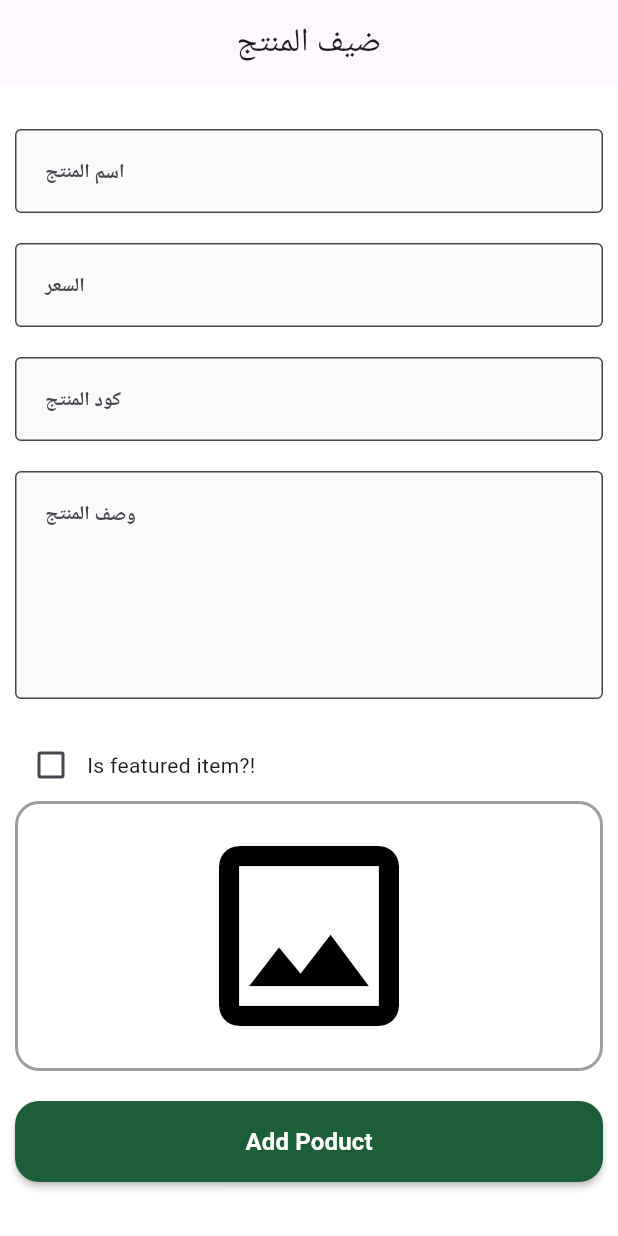
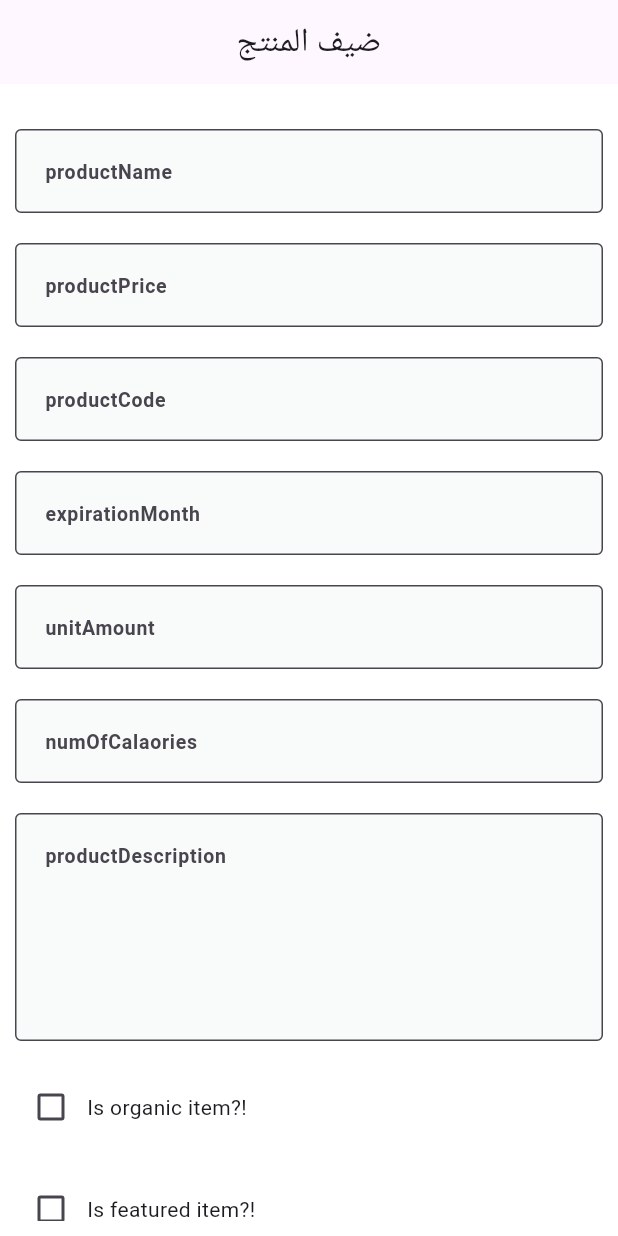
Before and after one commit to kerolesrozek/fruits-dashboard, a Flutter app: the AddProductView screen opened by its route, on a phone screen of 412 x 824 dp. Run offline on Flutter 3.47's test engine with Material 3 defaults, Android fonts, the phone set to English and light mode, and no system bars; drawn by our look-alikes of modal_progress_hud_nsn; our stand-ins replace bloc, cloud_firestore, dartz, firebase_core, flutter_bloc, get_it and 3 more; accounts and stored records are empty; Roboto replaces fonts that are missing (Cairo).

Commit message:
add product logic

```diff
--- /dev/null
+++ b/lib/core/failures.dart
@@ -0,0 +1,5 @@
+class Failures {
+  final String errorMessage;
+
+  Failures({required this.errorMessage});
+}
--- /dev/null
+++ b/lib/features/add_product/data/repos_imple/product_repos_imple.dart
@@ -0,0 +1,33 @@
+import 'dart:developer';
+
+import 'package:dartz/dartz.dart';
+import 'package:fruits_dashboard/core/failures.dart';
+import 'package:fruits_dashboard/features/add_product/data/data_sources/images_remote_data_source.dart';
+import 'package:fruits_dashboard/features/add_product/data/data_sources/products_remote_data_source.dart';
+import 'package:fruits_dashboard/features/add_product/domain/entities/add_product_entity.dart';
+import 'package:fruits_dashboard/features/add_product/domain/repos/products_repos.dart';
+
+class ProductReposImple extends ProductsRepos {
+  final ProductsRemoteDataSource productsRemoteDataSource;
+  final ImagesRemoteDataSource imagesRemoteDataSource;
+
+  ProductReposImple(this.imagesRemoteDataSource, {
+    required this.productsRemoteDataSource,
+  });
+  @override
+  Future<Either<Failures, void>> addProduct({
+    required AddProductEntity addProductEntity,
+  }) async {
+    try {
+
+      addProductEntity.imagePath = await imagesRemoteDataSource.uploadImageToCloudNairy(imageFile: addProductEntity.imageFile);
+
+      return right(
+        productsRemoteDataSource.addProduct(addProductEntity: addProductEntity),
+      );
+    } catch (e) {
+      log(' error in product reposimple is ${e.toString()}');
+      return left(Failures(errorMessage: e.toString()));
+    }
+  }
+}
--- /dev/null
+++ b/lib/features/add_product/domain/entities/add_product_entity.dart
@@ -0,0 +1,33 @@
+import 'dart:io';
+
+class AddProductEntity {
+  final String name;
+  final String description;
+  final String code;
+  final num price;
+  final bool isFeaturedItem;
+  String? imagePath;
+  final File imageFile;
+  final int expirationMonth;
+  final bool isOrganic;
+  final int unitAmount;
+  final int numOfCalaories;
+  final num averageRating;
+  final num ratingCount;
+
+  AddProductEntity(
+    this.imageFile, {
+    this.averageRating = 0,
+    this.ratingCount = 0,
+    required this.expirationMonth,
+    required this.isOrganic,
+    required this.unitAmount,
+    required this.numOfCalaories,
+    required this.name,
+    required this.description,
+    required this.code,
+    required this.price,
+    required this.isFeaturedItem,
+    this.imagePath,
+  });
+}
--- /dev/null
+++ b/lib/features/add_product/domain/repos/products_repos.dart
@@ -0,0 +1,7 @@
+import 'package:dartz/dartz.dart';
+import 'package:fruits_dashboard/core/failures.dart';
+import 'package:fruits_dashboard/features/add_product/domain/entities/add_product_entity.dart';
+
+abstract class ProductsRepos {
+  Future<Either<Failures,void>>addProduct({required AddProductEntity addProductEntity});
+}
--- /dev/null
+++ b/lib/features/add_product/domain/usecases/add_product_usecase.dart
@@ -0,0 +1,15 @@
+import 'package:dartz/dartz.dart';
+import 'package:fruits_dashboard/core/failures.dart';
+import 'package:fruits_dashboard/features/add_product/domain/entities/add_product_entity.dart';
+import 'package:fruits_dashboard/features/add_product/domain/repos/products_repos.dart';
+
+class AddProductUsecase {
+  final ProductsRepos productsRepos;
+
+  AddProductUsecase({required this.productsRepos});
+
+  Future<Either<Failures, void>> call({
+    required AddProductEntity addProductEntity,
+  }) async =>
+      await productsRepos.addProduct(addProductEntity: addProductEntity);
+}
--- /dev/null
+++ b/lib/features/add_product/presentation/cubits/cubit/add_product_state.dart
@@ -0,0 +1,16 @@
+part of 'add_product_cubit.dart';
+
+@immutable
+sealed class AddProductState {}
+
+final class AddProductInitial extends AddProductState {}
+
+final class AddProductLoading extends AddProductState {}
+
+final class AddProductFailure extends AddProductState {
+  final String errorMessage;
+
+  AddProductFailure({required this.errorMessage});
+}
+
+final class AddProductSuccess extends AddProductState {}
--- a/lib/features/add_product/presentation/views/add_product_view.dart
+++ b/lib/features/add_product/presentation/views/add_product_view.dart
@@ -1,4 +1,12 @@
 import 'package:flutter/material.dart';
+import 'package:flutter_bloc/flutter_bloc.dart';
+import 'package:fruits_dashboard/core/get_it_sevice.dart';
+import 'package:fruits_dashboard/features/add_product/data/data_sources/images_remote_data_source.dart';
+import 'package:fruits_dashboard/features/add_product/data/data_sources/products_remote_data_source.dart';
+import 'package:fruits_dashboard/features/add_product/data/repos_imple/image_repos_imple.dart';
+import 'package:fruits_dashboard/features/add_product/data/repos_imple/product_repos_imple.dart';
+import 'package:fruits_dashboard/features/add_product/domain/usecases/add_product_usecase.dart';
+import 'package:fruits_dashboard/features/add_product/presentation/cubits/cubit/add_product_cubit.dart';
 import 'package:fruits_dashboard/features/add_product/presentation/views/widgets/add_product_view_body.dart';
 
 class AddProductView extends StatelessWidget {
@@ -9,7 +17,17 @@ class AddProductView extends StatelessWidget {
     return Scaffold(
       backgroundColor: Colors.white,
       appBar: AppBar(title: Text('ضيف المنتج'), centerTitle: true),
-      body: SafeArea(child: AddProductViewBody()),
+      body: SafeArea(
+        child: BlocProvider(
+          create:
+              (context) => AddProductCubit(
+                AddProductUsecase(
+                  productsRepos: getIt.get<ProductReposImple>(),
+                ),
+              ),
+          child: AddProductViewBodyBuilder(),
+        ),
+      ),
     );
   }
 }
--- /dev/null
+++ b/lib/features/add_product/presentation/views/widgets/add_product_body.dart
@@ -0,0 +1,16 @@
+import 'package:flutter/material.dart';
+import 'package:fruits_dashboard/features/add_product/presentation/views/widgets/add_product_form.dart';
+
+class AddProductBody extends StatelessWidget {
+  const AddProductBody({
+    super.key,
+  });
+
+  @override
+  Widget build(BuildContext context) {
+    return Padding(
+      padding: const EdgeInsets.all(10.0),
+      child: SingleChildScrollView(child: AddProductForm()),
+    );
+  }
+}
--- /dev/null
+++ b/lib/features/add_product/presentation/views/widgets/add_product_form.dart
@@ -0,0 +1,192 @@
+import 'dart:io';
+import 'package:flutter/material.dart';
+import 'package:flutter_bloc/flutter_bloc.dart';
+import 'package:fruits_dashboard/features/add_product/domain/entities/add_product_entity.dart';
+import 'package:fruits_dashboard/features/add_product/presentation/cubits/cubit/add_product_cubit.dart';
+import 'package:fruits_dashboard/features/add_product/presentation/views/widgets/check_box_widgte.dart';
+import 'package:fruits_dashboard/features/add_product/presentation/views/widgets/custom_image_field.dart';
+import 'package:fruits_dashboard/features/add_product/presentation/views/widgets/custom_text_form_field.dart';
+import 'package:fruits_dashboard/features/add_product/presentation/views/widgets/is_organic_widget.dart';
+import 'package:fruits_dashboard/features/dash_board/presentation/views/widgets/custom_button.dart';
+
+class AddProductForm extends StatefulWidget {
+  const AddProductForm({super.key});
+
+  @override
+  State<AddProductForm> createState() => _AddProductFormState();
+}
+
+class _AddProductFormState extends State<AddProductForm> {
+  GlobalKey<FormState> formKey = GlobalKey<FormState>();
+  AutovalidateMode autovalidateMode = AutovalidateMode.disabled;
+  late String productName, productCode, productDescription;
+  TextEditingController productNameController = TextEditingController();
+  TextEditingController productPriceController = TextEditingController();
+  TextEditingController productCodeController = TextEditingController();
+  TextEditingController productDescriptionController = TextEditingController();
+  TextEditingController expirationMonthController = TextEditingController();
+  TextEditingController unitAmountController = TextEditingController();
+  TextEditingController numOfCalaoriesController = TextEditingController();
+
+  late num productPrice;
+  late bool isFeatured = false;
+  File? productImage;
+  late int expirationMonth, unitAmount, numOfCalaories;
+  bool isorganic = false;
+
+  @override
+  void dispose() {
+    productNameController.dispose();
+    productPriceController.dispose();
+    productCodeController.dispose();
+    productDescriptionController.dispose();
+    expirationMonthController.dispose();
+    unitAmountController.dispose();
+    numOfCalaoriesController.dispose();
+
+    super.dispose();
+  }
+
+  @override
+  Widget build(BuildContext context) {
+    return BlocListener<AddProductCubit, AddProductState>(
+      listener: (context, state) {
+        if (state is AddProductSuccess) {
+          productCodeController.clear();
+          productDescriptionController.clear();
+          productPriceController.clear();
+          productNameController.clear();
+          expirationMonthController.clear();
+          numOfCalaoriesController.clear();
+          unitAmountController.clear();
+        }
+      },
+      child: Form(
+        key: formKey,
+        child: Column(
+          children: [
+            SizedBox(height: 20),
+            CustomTextFormField(
+              controller: productNameController,
+              onSaved: (p0) {
+                productName = p0!;
+              },
+              hintText: 'productName',
+              inputType: TextInputType.name,
+            ),
+            SizedBox(height: 20),
+            CustomTextFormField(
+              controller: productPriceController,
+              onSaved: (p0) {
+                productPrice = num.parse(p0!);
+              },
+              hintText: 'productPrice',
+              inputType: TextInputType.number,
+            ),
+            SizedBox(height: 20),
+            CustomTextFormField(
+              controller: productCodeController,
+              onSaved: (p0) {
+                productCode = p0!.toLowerCase();
+              },
+              hintText: 'productCode',
+              inputType: TextInputType.text,
+            ),
+            SizedBox(height: 20),
+
+            CustomTextFormField(
+              hintText: 'expirationMonth',
+              inputType: TextInputType.number,
+              onSaved: (p0) {
+                expirationMonth = int.parse(p0!);
+              },
+            ),
+            SizedBox(height: 20),
+            CustomTextFormField(
+              inputType: TextInputType.number,
+              hintText: 'unitAmount',
+              onSaved: (p0) {
+                unitAmount = int.parse(p0!);
+              },
+            ),
+            SizedBox(height: 20),
+
+            CustomTextFormField(
+              inputType: TextInputType.number,
+              hintText: 'numOfCalaories',
+              onSaved: (p0) {
+                numOfCalaories = int.parse(p0!);
+              },
+            ),
+            SizedBox(height: 20),
+            CustomTextFormField(
+              controller: productDescriptionController,
+              onSaved: (p0) {
+                productDescription = p0!;
+              },
+              hintText: 'productDescription',
+              inputType: TextInputType.text,
+              maxLines: 5,
+            ),
+            SizedBox(height: 20),
+
+            IsOrganicWidget(
+              onChanged: (value) {
+                isorganic = value;
+              },
+            ),
+
+            SizedBox(height: 20),
+
+            CheckBoxWidget(
+              onChanged: (value) {
+                isFeatured = value;
+              },
+            ),
+            SizedBox(height: 20),
+            CustomImageField(
+              onFileChanged: (File? value) {
+                productImage = value;
+              },
+            ),
+            SizedBox(height: 20),
+            CustomButton(
+              title: 'Add Poduct',
+              onPressed: () {
+                if (productImage != null) {
+                  if (formKey.currentState!.validate()) {
+                    formKey.currentState!.save();
+                    BlocProvider.of<AddProductCubit>(context).addProduct(
+                      addProductEntity: AddProductEntity(
+                        productImage!,
+                        name: productName,
+                        description: productDescription,
+                        code: productCode,
+                        price: productPrice,
+                        isFeaturedItem: isFeatured,
+                        expirationMonth: expirationMonth,
+                        isOrganic: isorganic,
+                        unitAmount: unitAmount,
+                        numOfCalaories: numOfCalaories,
+                        // ratingCount: null,
+                        // averageRating: null,
+                      ),
+                    );
+                  } else {
+                    autovalidateMode = AutovalidateMode.always;
+                    setState(() {});
+                  }
+                } else {
+                  ScaffoldMessenger.of(context).showSnackBar(
+                    const SnackBar(content: Text('يرجى اختيار صورة المنتج')),
+                  );
+                }
+              },
+            ),
+            SizedBox(height: 20),
+          ],
+        ),
+      ),
+    );
+  }
+}
--- a/lib/features/add_product/presentation/views/widgets/add_product_view_body.dart
+++ b/lib/features/add_product/presentation/views/widgets/add_product_view_body.dart
@@ -1,105 +1,41 @@
-import 'dart:io';
 
 import 'package:flutter/material.dart';
-import 'package:fruits_dashboard/features/add_product/presentation/views/widgets/check_box_widgte.dart';
-import 'package:fruits_dashboard/features/add_product/presentation/views/widgets/custom_image_field.dart';
-import 'package:fruits_dashboard/features/add_product/presentation/views/widgets/custom_text_form_field.dart';
-import 'package:fruits_dashboard/features/dash_board/presentation/views/widgets/custom_button.dart';
+import 'package:flutter_bloc/flutter_bloc.dart';
+import 'package:fruits_dashboard/features/add_product/presentation/cubits/cubit/add_product_cubit.dart';
+import 'package:fruits_dashboard/features/add_product/presentation/views/widgets/add_product_body.dart';
 
-class AddProductViewBody extends StatefulWidget {
-  const AddProductViewBody({super.key});
+import 'package:modal_progress_hud_nsn/modal_progress_hud_nsn.dart';
+
+class AddProductViewBodyBuilder extends StatefulWidget {
+  const AddProductViewBodyBuilder({super.key});
 
   @override
-  State<AddProductViewBody> createState() => _AddProductViewBodyState();
+  State<AddProductViewBodyBuilder> createState() =>
+      _AddProductViewBodyBuilderState();
 }
 
-class _AddProductViewBodyState extends State<AddProductViewBody> {
-  GlobalKey<FormState> formKey = GlobalKey<FormState>();
-  AutovalidateMode autovalidateMode = AutovalidateMode.disabled;
-  late String productName, productCode, productDescription;
-  late num productPrice;
-  late bool isFeatured = false;
-  File? productImage;
+class _AddProductViewBodyBuilderState extends State<AddProductViewBodyBuilder> {
   @override
   Widget build(BuildContext context) {
-    return Padding(
-      padding: const EdgeInsets.all(10.0),
-      child: SingleChildScrollView(
-        child: Form(
-          key: formKey,
-          autovalidateMode: autovalidateMode,
-          child: Column(
-            children: [
-              SizedBox(height: 20),
-              CustomTextFormField(
-                onSaved: (p0) {
-                  productName = p0!;
-                },
-                hintText: 'اسم المنتج',
-                inputType: TextInputType.name,
-              ),
-              SizedBox(height: 20),
-              CustomTextFormField(
-                onSaved: (p0) {
-                  productPrice = num.parse(p0!);
-                },
-                hintText: 'السعر',
-                inputType: TextInputType.number,
-              ),
-              SizedBox(height: 20),
-              CustomTextFormField(
-                onSaved: (p0) {
-                  productCode = p0!.toLowerCase();
-                },
-                hintText: 'كود المنتج',
-                inputType: TextInputType.number,
-              ),
-              SizedBox(height: 20),
-              CustomTextFormField(
-                onSaved: (p0) {
-                  productDescription = p0!;
-                },
-                hintText: 'وصف المنتج',
-                inputType: TextInputType.text,
-                maxLines: 5,
-              ),
-              SizedBox(height: 20),
-
-              CheckBoxWidget(
-                onChanged: (value) {
-                  isFeatured = value;
-                },
-              ),
-
-              CustomImageField(
-                onFileChanged: (File? value) {
-                  productImage = value;
-                },
-              ),
-
-              SizedBox(height: 20),
-              CustomButton(
-                title: 'Add Poduct',
-                onPressed: () {
-                  if (productImage != null) {
-                    if (formKey.currentState!.validate()) {
-                      formKey.currentState!.save();
-                    } else {
-                      autovalidateMode = AutovalidateMode.always;
-                      setState(() {});
-                    }
-                  } else {
-                    ScaffoldMessenger.of(context).showSnackBar(
-                      const SnackBar(content: Text('يرجى اختيار صورة المنتج')),
-                    );
-                  }
-                },
-              ),
-              SizedBox(height: 20),
-            ],
-          ),
-        ),
-      ),
+    return BlocConsumer<AddProductCubit, AddProductState>(
+      listener: (BuildContext context, AddProductState state) {
+        if (state is AddProductSuccess) {
+          ScaffoldMessenger.of(
+            context,
+          ).showSnackBar(SnackBar(content: Text('تم اضافة المنتج بنجاح')));
+        }
+        if (state is AddProductFailure) {
+          ScaffoldMessenger.of(
+            context,
+          ).showSnackBar(SnackBar(content: Text(state.errorMessage)));
+        }
+      },
+      builder: (context, state) {
+        return ModalProgressHUD(
+          inAsyncCall: state is AddProductLoading ? true : false,
+          child: AddProductBody(),
+        );
+      },
     );
   }
 }
--- /dev/null
+++ b/lib/features/add_product/presentation/views/widgets/is_organic_widget.dart
@@ -0,0 +1,32 @@
+
+import 'package:flutter/material.dart';
+
+class IsOrganicWidget extends StatefulWidget {
+  const IsOrganicWidget({super.key, required this.onChanged});
+  final ValueChanged<bool> onChanged;
+
+  @override
+  State<IsOrganicWidget> createState() => _IsOrganicWidgetState();
+}
+
+class _IsOrganicWidgetState extends State<IsOrganicWidget> {
+  bool isChecked = false;
+
+  @override
+  Widget build(BuildContext context) {
+    return Row(
+      children: [
+        Checkbox.adaptive(
+          activeColor: Colors.green,
+          value: isChecked,
+          onChanged: (value) {
+            isChecked = value!;
+            widget.onChanged(value);
+            setState(() {});
+          },
+        ),
+        Text('Is organic item?!'),
+      ],
+    );
+  }
+}
--- a/lib/main.dart
+++ b/lib/main.dart
@@ -1,11 +1,17 @@
 import 'package:firebase_core/firebase_core.dart';
 import 'package:flutter/material.dart';
+import 'package:flutter_bloc/flutter_bloc.dart';
 import 'package:fruits_dashboard/core/app_routes.dart';
+import 'package:fruits_dashboard/core/custom_bloc_observer.dart';
+import 'package:fruits_dashboard/core/get_it_sevice.dart';
 import 'package:fruits_dashboard/firebase_options.dart';
 
 void main() async {
   WidgetsFlutterBinding.ensureInitialized();
   await Firebase.initializeApp(options: DefaultFirebaseOptions.currentPlatform);
+  setup();
+  Bloc.observer = CustomBlocObserver();
+
   runApp(const FruitsDashBoard());
 }
 
--- a/pubspec.yaml
+++ b/pubspec.yaml
@@ -28,13 +28,19 @@ environment:
 # the latest version available on pub.dev. To see which dependencies have newer
 # versions available, run `flutter pub outdated`.
 dependencies:
+  cloud_firestore: ^5.6.6
   cupertino_icons: ^1.0.8
+  dartz: ^0.10.1
   firebase_core: ^3.13.0
   flutter:
     sdk: flutter
+  flutter_bloc: ^9.1.0
+  get_it: ^8.0.3
   go_router: ^14.8.1
   google_fonts: ^6.2.1
+  http: ^1.3.0
   image_picker: ^1.1.2
+  modal_progress_hud_nsn: ^0.5.1
 
 dev_dependencies:
   flutter_lints: ^5.0.0
```
Also changed, not shown: lib/core/custom_bloc_observer.dart (added, +32 -0 lines), lib/core/get_it_sevice.dart (added, +15 -0 lines), lib/features/add_product/data/data_sources/images_remote_data_source.dart (added, +25 -0 lines), lib/features/add_product/data/data_sources/products_remote_data_source.dart (added, +29 -0 lines), lib/features/add_product/data/repos_imple/image_repos_imple.dart (added, +28 -0 lines), lib/features/add_product/domain/repos/images_repos.dart (added, +8 -0 lines), lib/features/add_product/presentation/cubits/cubit/add_product_cubit.dart (added, +26 -0 lines), pubspec.lock, 3 other files.
